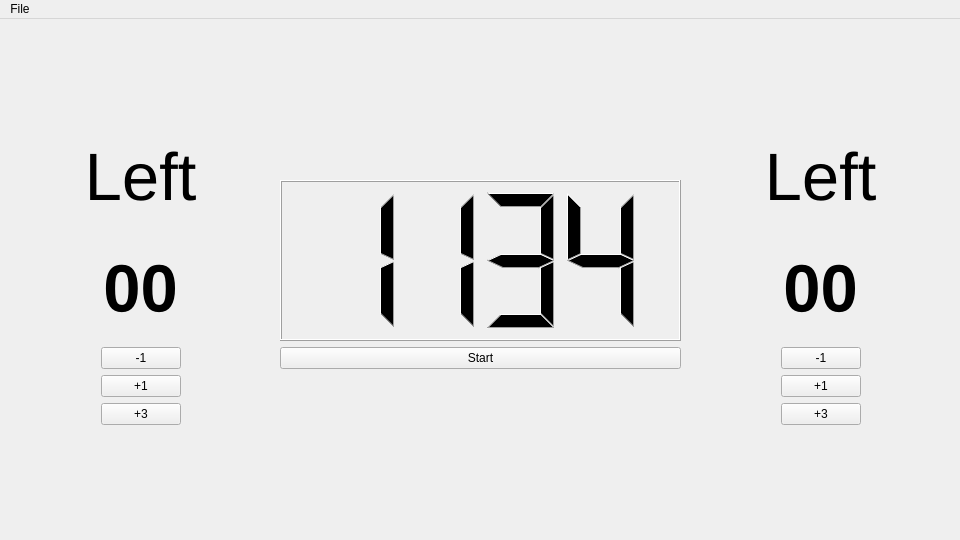
Qt form scorekeeper.ui (blakkkk/scorekeeper) before a commit.
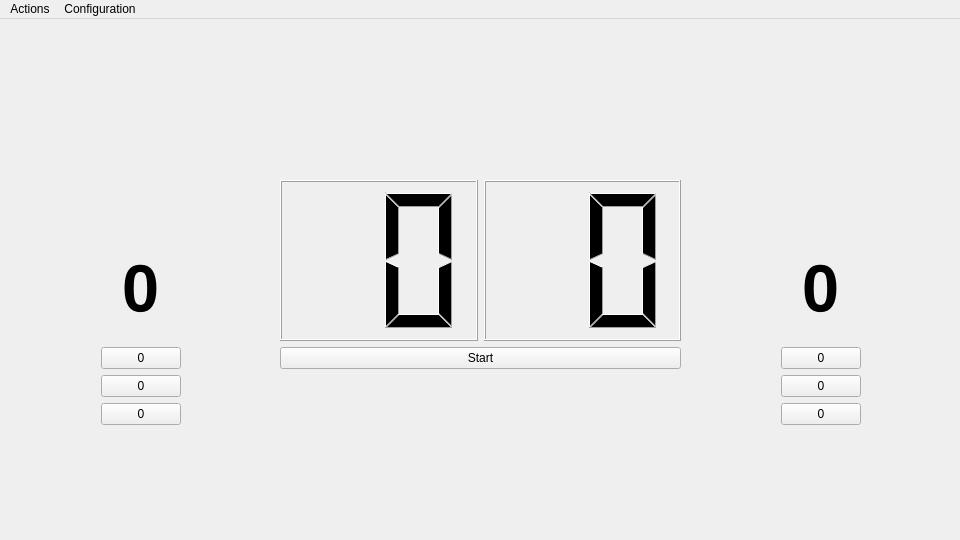
The same form after that commit.

```diff
--- a/scorekeeper.ui
+++ b/scorekeeper.ui
@@ -49,11 +49,17 @@
         <string notr="true">font-size: 50pt</string>
        </property>
        <property name="text">
-        <string>Left</string>
+        <string/>
+       </property>
+       <property name="scaledContents">
+        <bool>true</bool>
        </property>
        <property name="alignment">
         <set>Qt::AlignCenter</set>
        </property>
+       <property name="wordWrap">
+        <bool>true</bool>
+       </property>
       </widget>
      </item>
      <item>
@@ -68,7 +74,7 @@
         <string notr="true">font-size: 50pt; font-weight: bold</string>
        </property>
        <property name="text">
-        <string>00</string>
+        <string>0</string>
        </property>
        <property name="textFormat">
         <enum>Qt::AutoText</enum>
@@ -107,7 +113,7 @@
             </sizepolicy>
            </property>
            <property name="text">
-            <string>-1</string>
+            <string>0</string>
            </property>
           </widget>
          </item>
@@ -120,7 +126,7 @@
             </sizepolicy>
            </property>
            <property name="text">
-            <string>+1</string>
+            <string>0</string>
            </property>
           </widget>
          </item>
@@ -133,7 +139,7 @@
             </sizepolicy>
            </property>
            <property name="text">
-            <string>+3</string>
+            <string>0</string>
            </property>
           </widget>
          </item>
@@ -204,11 +210,17 @@
         <string notr="true">font-size: 50pt</string>
        </property>
        <property name="text">
-        <string>Left</string>
+        <string/>
+       </property>
+       <property name="scaledContents">
+        <bool>true</bool>
        </property>
        <property name="alignment">
         <set>Qt::AlignCenter</set>
        </property>
+       <property name="wordWrap">
+        <bool>true</bool>
+       </property>
       </widget>
      </item>
      <item>
@@ -223,7 +235,7 @@
         <string notr="true">font-size: 50pt; font-weight: bold</string>
        </property>
        <property name="text">
-        <string>00</string>
+        <string>0</string>
        </property>
        <property name="textFormat">
         <enum>Qt::AutoText</enum>
@@ -262,7 +274,7 @@
             </sizepolicy>
            </property>
            <property name="text">
-            <string>-1</string>
+            <string>0</string>
            </property>
           </widget>
          </item>
@@ -275,7 +287,7 @@
             </sizepolicy>
            </property>
            <property name="text">
-            <string>+1</string>
+            <string>0</string>
            </property>
           </widget>
          </item>
@@ -288,7 +300,7 @@
             </sizepolicy>
            </property>
            <property name="text">
-            <string>+3</string>
+            <string>0</string>
            </property>
           </widget>
          </item>
@@ -324,7 +336,7 @@
      </item>
     </layout>
    </widget>
-   <widget class="QWidget" name="">
+   <widget class="QWidget" name="layoutWidget">
     <property name="geometry">
      <rect>
       <x>280</x>
@@ -333,22 +345,61 @@
       <height>511</height>
      </rect>
     </property>
-    <layout class="QGridLayout" name="layout_timer" rowstretch="0,0,0,0">
+    <layout class="QGridLayout" name="layouy_middle">
+     <item row="0" column="0">
+      <spacer name="spacer_timer_top">
+       <property name="orientation">
+        <enum>Qt::Vertical</enum>
+       </property>
+       <property name="sizeHint" stdset="0">
+        <size>
+         <width>20</width>
+         <height>108</height>
+        </size>
+       </property>
+      </spacer>
+     </item>
      <item row="1" column="0">
-      <widget class="QLCDNumber" name="lcd_timer">
-       <property name="sizePolicy">
-        <sizepolicy hsizetype="Expanding" vsizetype="Expanding">
-         <horstretch>0</horstretch>
-         <verstretch>0</verstretch>
-        </sizepolicy>
-       </property>
-       <property name="digitCount">
-        <number>4</number>
-       </property>
-       <property name="intValue" stdset="0">
-        <number>1134</number>
-       </property>
-      </widget>
+      <layout class="QGridLayout" name="layout_timer">
+       <item row="0" column="0">
+        <widget class="QLCDNumber" name="lcd_timer_minutes">
+         <property name="sizePolicy">
+          <sizepolicy hsizetype="Expanding" vsizetype="Expanding">
+           <horstretch>0</horstretch>
+           <verstretch>0</verstretch>
+          </sizepolicy>
+         </property>
+         <property name="smallDecimalPoint">
+          <bool>false</bool>
+         </property>
+         <property name="digitCount">
+          <number>2</number>
+         </property>
+         <property name="intValue" stdset="0">
+          <number>0</number>
+         </property>
+        </widget>
+       </item>
+       <item row="0" column="1">
+        <widget class="QLCDNumber" name="lcd_timer_seconds">
+         <property name="sizePolicy">
+          <sizepolicy hsizetype="Expanding" vsizetype="Expanding">
+           <horstretch>0</horstretch>
+           <verstretch>0</verstretch>
+          </sizepolicy>
+         </property>
+         <property name="smallDecimalPoint">
+          <bool>false</bool>
+         </property>
+         <property name="digitCount">
+          <number>2</number>
+         </property>
+         <property name="intValue" stdset="0">
+          <number>0</number>
+         </property>
+        </widget>
+       </item>
+      </layout>
      </item>
      <item row="2" column="0">
       <widget class="QPushButton" name="button_startstop">
@@ -363,19 +414,6 @@
        </property>
       </widget>
      </item>
-     <item row="0" column="0">
-      <spacer name="spacer_timer_top">
-       <property name="orientation">
-        <enum>Qt::Vertical</enum>
-       </property>
-       <property name="sizeHint" stdset="0">
-        <size>
-         <width>20</width>
-         <height>40</height>
-        </size>
-       </property>
-      </spacer>
-     </item>
      <item row="3" column="0">
       <spacer name="spacer_timer_bottom">
        <property name="orientation">
@@ -384,7 +422,7 @@
        <property name="sizeHint" stdset="0">
         <size>
          <width>20</width>
-         <height>40</height>
+         <height>138</height>
         </size>
        </property>
       </spacer>
@@ -406,7 +444,7 @@
    </property>
    <widget class="QMenu" name="menu_main">
     <property name="title">
-     <string>File</string>
+     <string>Actions</string>
     </property>
     <addaction name="action_undo"/>
     <addaction name="separator"/>
@@ -415,7 +453,17 @@
     <addaction name="action_reset"/>
     <addaction name="action_quit"/>
    </widget>
+   <widget class="QMenu" name="menuConfiguration">
+    <property name="title">
+     <string>Configuration</string>
+    </property>
+    <addaction name="action_configure"/>
+    <addaction name="separator"/>
+    <addaction name="action_import"/>
+    <addaction name="action_export"/>
+   </widget>
    <addaction name="menu_main"/>
+   <addaction name="menuConfiguration"/>
   </widget>
   <action name="action_undo">
    <property name="text">
```
Left out of the diff: 20 changed lines with no effect on the pictures.
